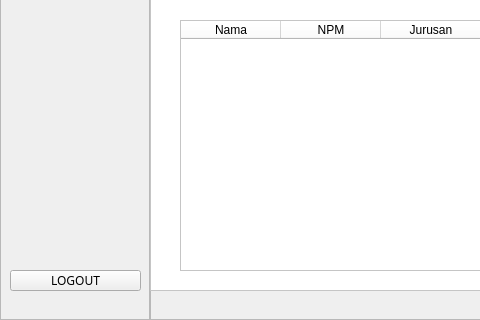
Above: from/mahasiswaDashboar.ui from kouuch/projekUas_Visual3 before the change; both pictures show x 0 to 480 and y 280 to 600 of the 800 by 600 pixel window. Below: the same form after it.
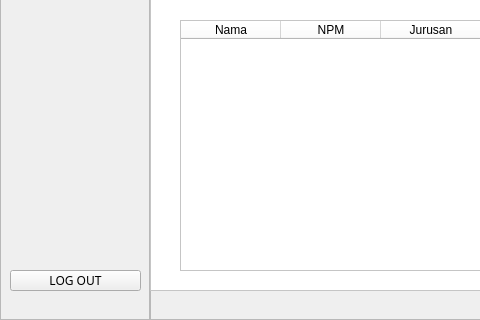
That is the form after the change. Icons and pictures are not drawn.

What changed in the file:
```diff
--- a/from/mahasiswaDashboar.ui
+++ b/from/mahasiswaDashboar.ui
@@ -195,7 +195,7 @@
       <string notr="true"/>
      </property>
      <property name="text">
-      <string>LOGOUT</string>
+      <string>LOG OUT</string>
      </property>
     </widget>
    </widget>
```
Left out of the diff: 38 changed lines with no effect on the pictures.
